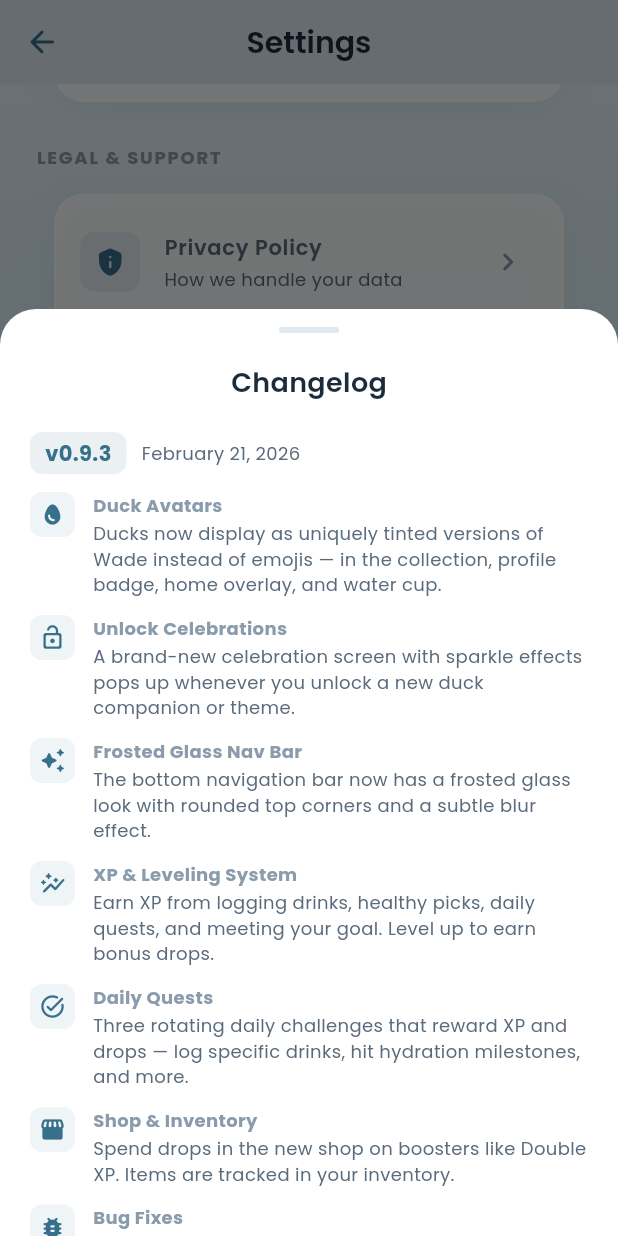
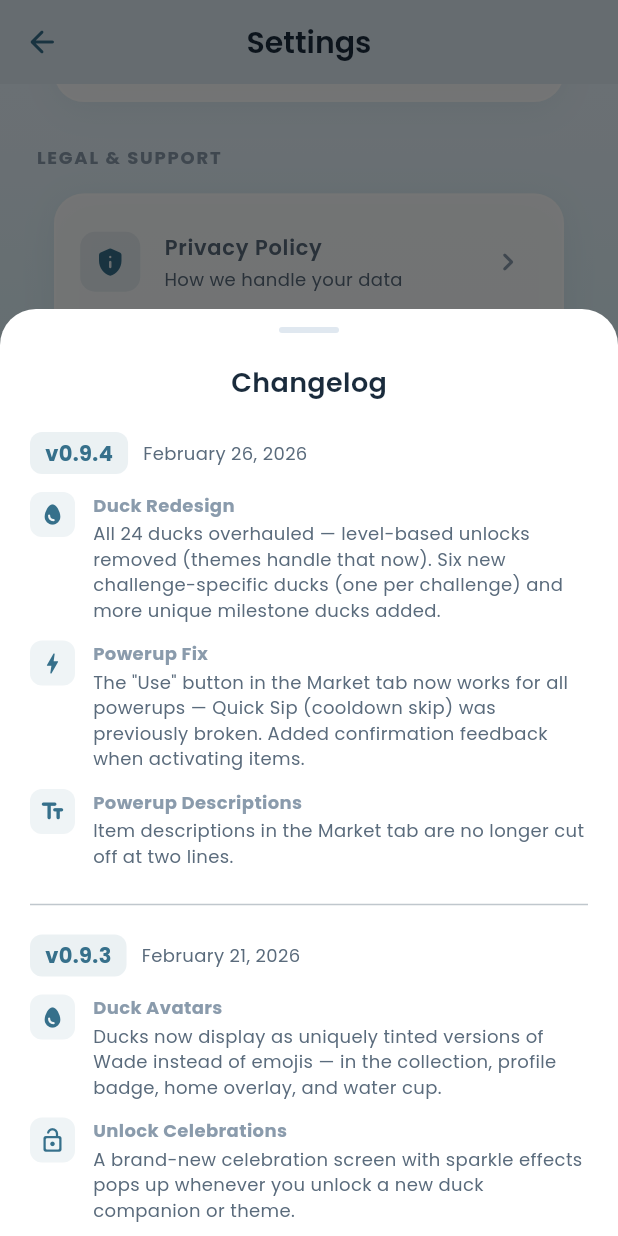
Before and after one commit to Crescendoe/Waddle, a Flutter app: the SettingsScreen screen opened by its route, scrolled down 576 dp, after a tap on "Changelog", on a phone screen of 412 x 824 dp. Run offline on Flutter 3.47's test engine with Material 3 defaults, Android fonts, the phone set to English and light mode, and no system bars; drawn by our look-alikes of flutter_animate; our stand-ins replace cloud_firestore, dartz, equatable, firebase_auth, firebase_core, firebase_messaging and 11 more; missing offline and left inert: health; accounts and stored records are empty; generated files the repository leaves out were written again.

Commit message:
feat: add changelog for version 0.9.4 with updates on duck redesign, powerup fixes, and improved descriptions

```diff
--- a/lib/presentation/screens/settings/settings_screen.dart
+++ b/lib/presentation/screens/settings/settings_screen.dart
@@ -842,6 +842,33 @@ class _SettingsScreenState extends State<SettingsScreen> {
                 padding: const EdgeInsets.symmetric(horizontal: 20),
                 children: [
                   _changelogVersion(
+                    version: '0.9.4',
+                    date: 'February 26, 2026',
+                    changes: [
+                      _ChangeEntry(
+                        icon: Icons.egg_rounded,
+                        title: 'Duck Redesign',
+                        description:
+                            'All 24 ducks overhauled — level-based unlocks removed (themes handle that now). Six new challenge-specific ducks '
+                            '(one per challenge) and more unique milestone ducks added.',
+                      ),
+                      _ChangeEntry(
+                        icon: Icons.bolt_rounded,
+                        title: 'Powerup Fix',
+                        description:
+                            'The "Use" button in the Market tab now works for all powerups — Quick Sip (cooldown skip) was previously broken. '
+                            'Added confirmation feedback when activating items.',
+                      ),
+                      _ChangeEntry(
+                        icon: Icons.text_fields_rounded,
+                        title: 'Powerup Descriptions',
+                        description:
+                            'Item descriptions in the Market tab are no longer cut off at two lines.',
+                      ),
+                    ],
+                  ),
+                  const SizedBox(height: 8),
+                  _changelogVersion(
                     version: '0.9.3',
                     date: 'February 21, 2026',
                     changes: [
```
